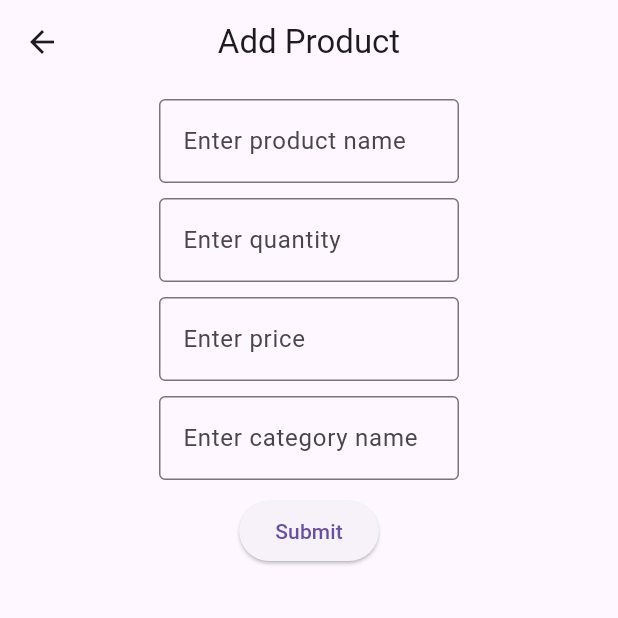
After one commit to alichoumane/flutter_write_to_db, a Flutter app: the Home screen opened directly, after a tap on "Add Product", on a phone screen of 412 x 824 dp, the top half of it. The commit adds this screen. Run offline on Flutter 3.47's test engine with Material 3 defaults, Android fonts, the phone set to English and light mode, and no system bars; missing offline and left inert: encrypted_shared_preferences; statements that could not run were skipped.

Commit message:
full app with add category and add product

```diff
--- /dev/null
+++ b/lib/add_product.dart
@@ -0,0 +1,124 @@
+import 'package:flutter/material.dart';
+import 'package:flutter/services.dart';
+import 'api.dart';
+
+class AddProduct extends StatefulWidget {
+  const AddProduct({super.key});
+
+  @override
+  State<AddProduct> createState() => _AddProductState();
+}
+
+class _AddProductState extends State<AddProduct> {
+  final GlobalKey<FormState> _formKey = GlobalKey();
+  TextEditingController _controllerProductName = TextEditingController();
+  TextEditingController _controllerQuantity= TextEditingController();
+  TextEditingController _controllerPrice= TextEditingController();
+  TextEditingController _controllerCategoryName= TextEditingController();
+
+  // the below variable is used to display the progress bar when retrieving data
+  bool _loading = false;
+
+  @override
+  void dispose() {
+    _controllerQuantity.dispose();
+    _controllerProductName.dispose();
+    _controllerPrice.dispose();
+    _controllerCategoryName.dispose();
+    super.dispose();
+  }
+
+  @override
+  Widget build(BuildContext context) {
+    return Scaffold(
+        appBar: AppBar(
+          title: const Text('Add Product'),
+          centerTitle: true,
+        ),
+        body: SingleChildScrollView(child:
+        Center(child: Form(
+          key: _formKey, // key to uniquely identify the form when performing validation
+          child: Column(
+            children: <Widget>[
+              const SizedBox(height: 10),
+              SizedBox(width: 200, child: TextFormField(controller: _controllerProductName,
+                decoration: const InputDecoration(
+                  border: OutlineInputBorder(),
+                  hintText: 'Enter product name',
+                ),
+                validator: (String? value) {
+                  if (value == null || value.isEmpty) {
+                    return 'Please enter product name';
+                  }
+                  return null;
+                },
+              )),
+              const SizedBox(height: 10),
+              SizedBox(width: 200, child: TextFormField(controller: _controllerQuantity,
+                keyboardType: TextInputType.number,
+                decoration: const InputDecoration(
+                  border: OutlineInputBorder(),
+                  hintText: 'Enter quantity',
+                ),
+                validator: (String? value) {
+                  if (value == null || value.isEmpty) {
+                    return 'Please enter quantity';
+                  }
+                  return null;
+                },
+              )),
+              const SizedBox(height: 10),
+              SizedBox(width: 200, child: TextFormField(controller: _controllerPrice,
+                keyboardType: TextInputType.number,
+                decoration: const InputDecoration(
+                  border: OutlineInputBorder(),
+                  hintText: 'Enter price',
+                ),
+                validator: (String? value) {
+                  if (value == null || value.isEmpty) {
+                    return 'Please enter price';
+                  }
+                  return null;
+                },
+              )),
+              const SizedBox(height: 10),
+              SizedBox(width: 200, child: TextFormField(controller: _controllerCategoryName,
+                decoration: const InputDecoration(
+                  border: OutlineInputBorder(),
+                  hintText: 'Enter category name',
+                ),
+                validator: (String? value) {
+                  if (value == null || value.isEmpty) {
+                    return 'Please enter category name';
+                  }
+                  return null;
+                },
+              )),
+              const SizedBox(height: 10),
+              ElevatedButton(
+                // we need to prevent the user from sending another request, while current
+                // request is being processed
+                onPressed: _loading ? null : () { // disable button while loading
+                  if (_formKey.currentState!.validate()) {
+                    setState(() {
+                      _loading = true;
+                    });
+                    addProduct(update,_controllerProductName.text.toString(), int.parse(_controllerQuantity.text.toString()), double.parse(_controllerPrice.text.toString()), _controllerCategoryName.text.toString());
+                  }
+                },
+                child: const Text('Submit'),
+              ),
+              const SizedBox(height: 10),
+              Visibility(visible: _loading, child: const CircularProgressIndicator())
+            ],
+          ),
+        ))));
+  }
+
+  void update(String text) {
+    ScaffoldMessenger.of(context).showSnackBar(SnackBar(content: Text(text)));
+    setState(() {
+      _loading = false;
+    });
+  }
+}
--- a/lib/home.dart
+++ b/lib/home.dart
@@ -1,98 +1,37 @@
 import 'package:flutter/material.dart';
 import 'package:encrypted_shared_preferences/encrypted_shared_preferences.dart';
 import 'add_category.dart';
+import 'add_product.dart';
 
-class Home extends StatefulWidget {
+class Home extends StatelessWidget {
   const Home({super.key});
 
   @override
-  State<Home> createState() => _HomeState();
-}
-
-class _HomeState extends State<Home> {
-  final TextEditingController _controller = TextEditingController(); // hold user key from TextField
-  final EncryptedSharedPreferences _encryptedData = EncryptedSharedPreferences(); // used to store the key later
-
-  @override
-  void initState() {
-    super.initState();
-    // call the below function to check if key exists
-    checkSavedData();
-  }
-  // opens the Add Category page, if the key exists. It is called when
-  // the application starts
-  void checkSavedData() {
-    _encryptedData.getString('myKey').then((String myKey) {
-      if (myKey.isNotEmpty) {
-        Navigator.of(context)
-            .push(MaterialPageRoute(
-            builder: (context) => const AddCategory()));
-      }
-    });
-  }
-
-
-  void checkLogin() {
-    // make sure the key is not empty
-    if (_controller.text.toString().trim() == '') {
-      update(false);
-    } else {
-      // attempt to save key. Saving the key and encrypting it takes time.
-      // so it is done asynchronously
-      _encryptedData
-          .setString('myKey', _controller.text.toString())
-          .then((bool success) { // then is equivalent to using wait
-        if (success) {
-          update(true);
-        } else {
-          update(false);
-        }
-      });
-    }
-  }
-
-  // this function opens the Add Category page, if we managed to save key successfully
-  void update(bool success) {
-    if (success) { // open the Add Category page if successful
-      Navigator.of(context)
-          .push(MaterialPageRoute(builder: (context) => const AddCategory()));
-    } else {
-      ScaffoldMessenger.of(context)
-          .showSnackBar(const SnackBar(content: Text('Failed to set key')));
-    }
-  }
-
-  @override
-  void dispose() {
-    _controller.dispose();
-    super.dispose();
-  }
-
-  @override
   Widget build(BuildContext context) {
+    EncryptedSharedPreferences _encryptedData = EncryptedSharedPreferences();
     return Scaffold(
-      appBar: AppBar(
-        title: const Text('Login Page'),
+      appBar: AppBar(actions: [
+        IconButton(onPressed: () {
+          _encryptedData.remove('myKey').then((success) =>
+              Navigator.of(context).pop());
+        }, icon: const Icon(Icons.logout))
+      ],
+        automaticallyImplyLeading: false,
+        title: Text("Home"),
         centerTitle: true,
       ),
-      body: Center(
-          child: Column(children: [
-            const SizedBox(height: 10),
-            SizedBox(
-                width: 200,
-                child: TextField(
-                  // replace typed text with * for passwords
-                  obscureText: true,
-                  enableSuggestions: false, // disable suggestions for password
-                  autocorrect: false, // disable auto correct for password
-                  controller: _controller,
-                  decoration: const InputDecoration(
-                      border: OutlineInputBorder(), hintText: 'Enter Key'),
-                )),
-            const SizedBox(height: 10),
-            ElevatedButton(onPressed: checkLogin, child: const Text('Save'))
-          ])),
+      body: Center(child: Column(children: [
+        const SizedBox(height: 20),
+        ElevatedButton(onPressed: (){
+          Navigator.of(context)
+              .push(MaterialPageRoute(builder: (context) => const AddCategory()));
+        }, child: Text('Add Category', style: TextStyle(fontSize: 25),)),
+        const SizedBox(height: 20),
+        ElevatedButton(onPressed: (){
+          Navigator.of(context)
+              .push(MaterialPageRoute(builder: (context) => const AddProduct()));
+        }, child: Text('Add Product', style: TextStyle(fontSize: 25),)),
+      ],),),
     );
   }
-
 }
--- a/lib/main.dart
+++ b/lib/main.dart
@@ -1,5 +1,5 @@
 import 'package:flutter/material.dart';
-import 'home.dart';
+import 'login.dart';
 
 void main() {
   runApp(const MyApp());
@@ -11,7 +11,7 @@ class MyApp extends StatelessWidget {
   @override
   Widget build(BuildContext context) {
     return MaterialApp(
-      home: Home(),
+      home: Login(),
       debugShowCheckedModeBanner: false,
     );
   }
```
Also changed, not shown: lib/add_category.dart (+5 -60 lines), lib/api.dart (added, +55 -0 lines), lib/login.dart (added, +98 -0 lines).
